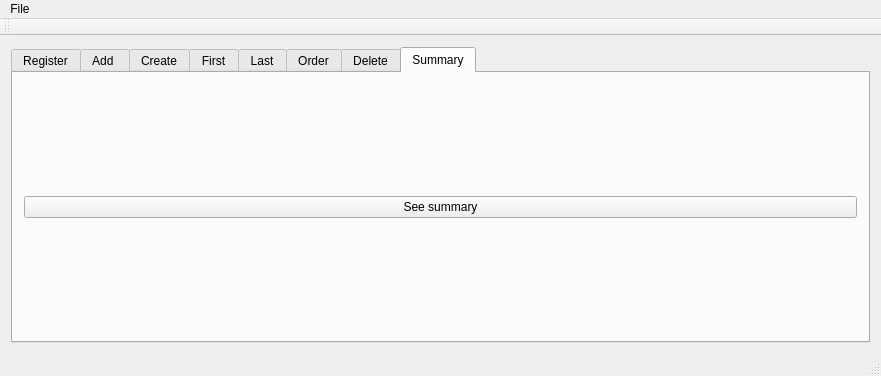
Before: the Qt Designer form Interfaz/interfaz/mainwindow.ui in Burinson/civilization, drawn with Qt 5.
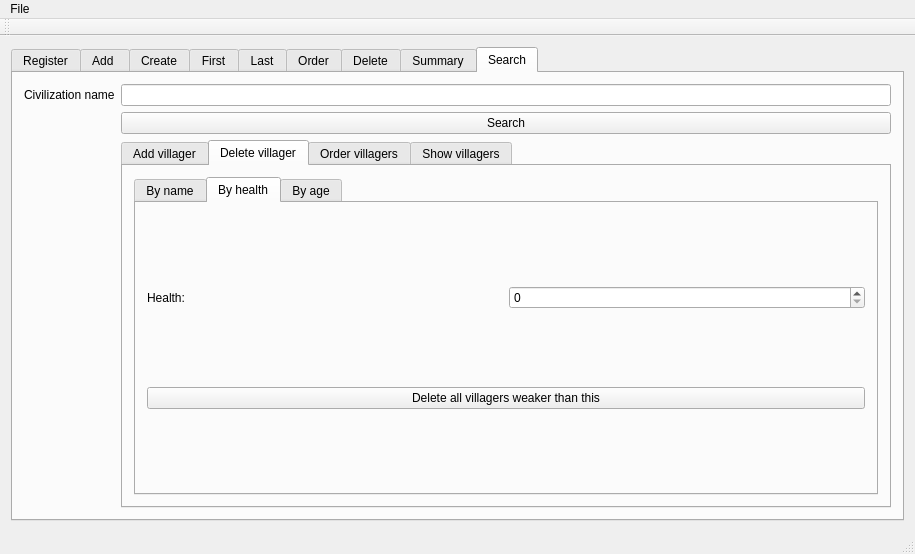
After: the same form once the commit is applied. The open tabs and pages were chosen to show the change.

Commit message: Finished delete villagers optiones

Patch:
```diff
--- a/Interfaz/interfaz/mainwindow.ui
+++ b/Interfaz/interfaz/mainwindow.ui
@@ -6,8 +6,8 @@
    <rect>
     <x>0</x>
     <y>0</y>
-    <width>881</width>
-    <height>376</height>
+    <width>915</width>
+    <height>554</height>
    </rect>
   </property>
   <property name="windowTitle">
@@ -18,7 +18,7 @@
     <item row="1" column="0" colspan="2">
      <widget class="QTabWidget" name="tabWidget">
       <property name="currentIndex">
-       <number>7</number>
+       <number>8</number>
       </property>
       <widget class="QWidget" name="tab">
        <attribute name="title">
@@ -280,6 +280,188 @@
         </item>
        </layout>
       </widget>
+      <widget class="QWidget" name="tab_9">
+       <attribute name="title">
+        <string>Search</string>
+       </attribute>
+       <layout class="QGridLayout" name="gridLayout_10">
+        <item row="0" column="0">
+         <widget class="QLabel" name="label_11">
+          <property name="text">
+           <string>Civilization name</string>
+          </property>
+         </widget>
+        </item>
+        <item row="1" column="1">
+         <widget class="QPushButton" name="search_civilization_input">
+          <property name="text">
+           <string>Search</string>
+          </property>
+         </widget>
+        </item>
+        <item row="0" column="1">
+         <widget class="QLineEdit" name="civilization_search_input"/>
+        </item>
+        <item row="2" column="1">
+         <widget class="QTabWidget" name="menu_options">
+          <property name="currentIndex">
+           <number>1</number>
+          </property>
+          <widget class="QWidget" name="tab_10">
+           <attribute name="title">
+            <string>Add villager</string>
+           </attribute>
+           <layout class="QGridLayout" name="gridLayout_11">
+            <item row="0" column="0">
+             <widget class="QLabel" name="label_12">
+              <property name="text">
+               <string>Name</string>
+              </property>
+             </widget>
+            </item>
+            <item row="0" column="1">
+             <widget class="QLineEdit" name="villager_name_add"/>
+            </item>
+            <item row="1" column="0">
+             <widget class="QLabel" name="label_13">
+              <property name="text">
+               <string>Age</string>
+              </property>
+             </widget>
+            </item>
+            <item row="1" column="1">
+             <widget class="QSpinBox" name="villager_age_add"/>
+            </item>
+            <item row="2" column="0">
+             <widget class="QLabel" name="label_14">
+              <property name="text">
+               <string>Gender</string>
+              </property>
+             </widget>
+            </item>
+            <item row="2" column="1">
+             <widget class="QLineEdit" name="villager_gender_add"/>
+            </item>
+            <item row="3" column="0">
+             <widget class="QLabel" name="label_15">
+              <property name="text">
+               <string>Health</string>
+              </property>
+             </widget>
+            </item>
+            <item row="3" column="1">
+             <widget class="QSpinBox" name="villager_health_add"/>
+            </item>
+            <item row="4" column="1">
+             <widget class="QPushButton" name="push_villager_front">
+              <property name="text">
+               <string>Push villager to front</string>
+              </property>
+             </widget>
+            </item>
+            <item row="5" column="1">
+             <widget class="QPushButton" name="push_villager_back">
+              <property name="text">
+               <string>Push villager to back</string>
+              </property>
+             </widget>
+            </item>
+           </layout>
+          </widget>
+          <widget class="QWidget" name="tab_11">
+           <attribute name="title">
+            <string>Delete villager</string>
+           </attribute>
+           <layout class="QGridLayout" name="gridLayout_12">
+            <item row="0" column="1">
+             <widget class="QTabWidget" name="tabWidget_2">
+              <property name="currentIndex">
+               <number>2</number>
+              </property>
+              <widget class="QWidget" name="tab_16">
+               <attribute name="title">
+                <string>By name</string>
+               </attribute>
+               <layout class="QGridLayout" name="gridLayout_13">
+                <item row="0" column="0">
+                 <widget class="QLabel" name="label_16">
+                  <property name="text">
+                   <string>Villager name:</string>
+                  </property>
+                 </widget>
+                </item>
+                <item row="0" column="1">
+                 <widget class="QLineEdit" name="villager_delete_name_input"/>
+                </item>
+                <item row="1" column="1">
+                 <widget class="QPushButton" name="delete_villager_name_submit">
+                  <property name="text">
+                   <string>Delete villager</string>
+                  </property>
+                 </widget>
+                </item>
+               </layout>
+              </widget>
+              <widget class="QWidget" name="tab_14">
+               <attribute name="title">
+                <string>By health</string>
+               </attribute>
+               <layout class="QGridLayout" name="gridLayout_14">
+                <item row="0" column="0">
+                 <widget class="QLabel" name="label_17">
+                  <property name="text">
+                   <string>Health: </string>
+                  </property>
+                 </widget>
+                </item>
+                <item row="0" column="1">
+                 <widget class="QSpinBox" name="delete_villager_health_input">
+                  <property name="maximum">
+                   <number>100</number>
+                  </property>
+                 </widget>
+                </item>
+                <item row="1" column="0" colspan="2">
+                 <widget class="QPushButton" name="delete_villager_health_submit">
+                  <property name="text">
+                   <string>Delete all villagers weaker than this</string>
+                  </property>
+                 </widget>
+                </item>
+               </layout>
+              </widget>
+              <widget class="QWidget" name="tab_15">
+               <attribute name="title">
+                <string>By age</string>
+               </attribute>
+               <layout class="QGridLayout" name="gridLayout_15">
+                <item row="0" column="0">
+                 <widget class="QPushButton" name="delete_old_villagers">
+                  <property name="text">
+                   <string>Delete villagers older than 60</string>
+                  </property>
+                 </widget>
+                </item>
+               </layout>
+              </widget>
+             </widget>
+            </item>
+           </layout>
+          </widget>
+          <widget class="QWidget" name="tab_12">
+           <attribute name="title">
+            <string>Order villagers</string>
+           </attribute>
+          </widget>
+          <widget class="QWidget" name="tab_13">
+           <attribute name="title">
+            <string>Show villagers</string>
+           </attribute>
+          </widget>
+         </widget>
+        </item>
+       </layout>
+      </widget>
      </widget>
     </item>
    </layout>
@@ -298,7 +480,7 @@
     <rect>
      <x>0</x>
      <y>0</y>
-     <width>881</width>
+     <width>915</width>
      <height>22</height>
     </rect>
    </property>
```
The commit also changes 35 other files.
